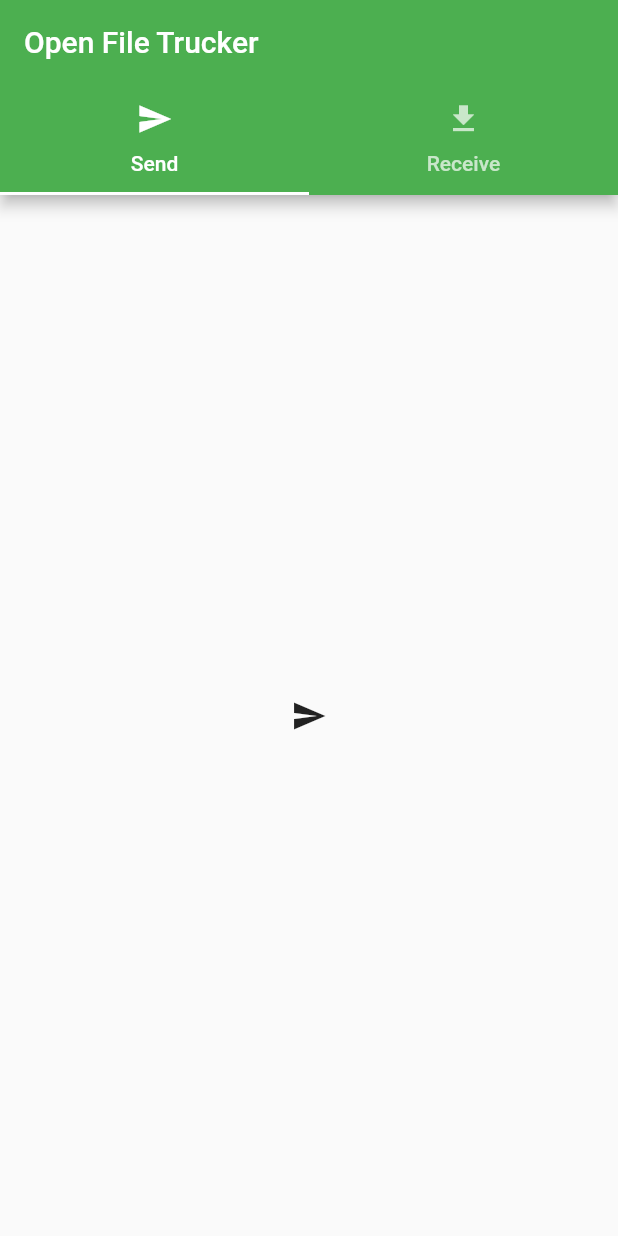
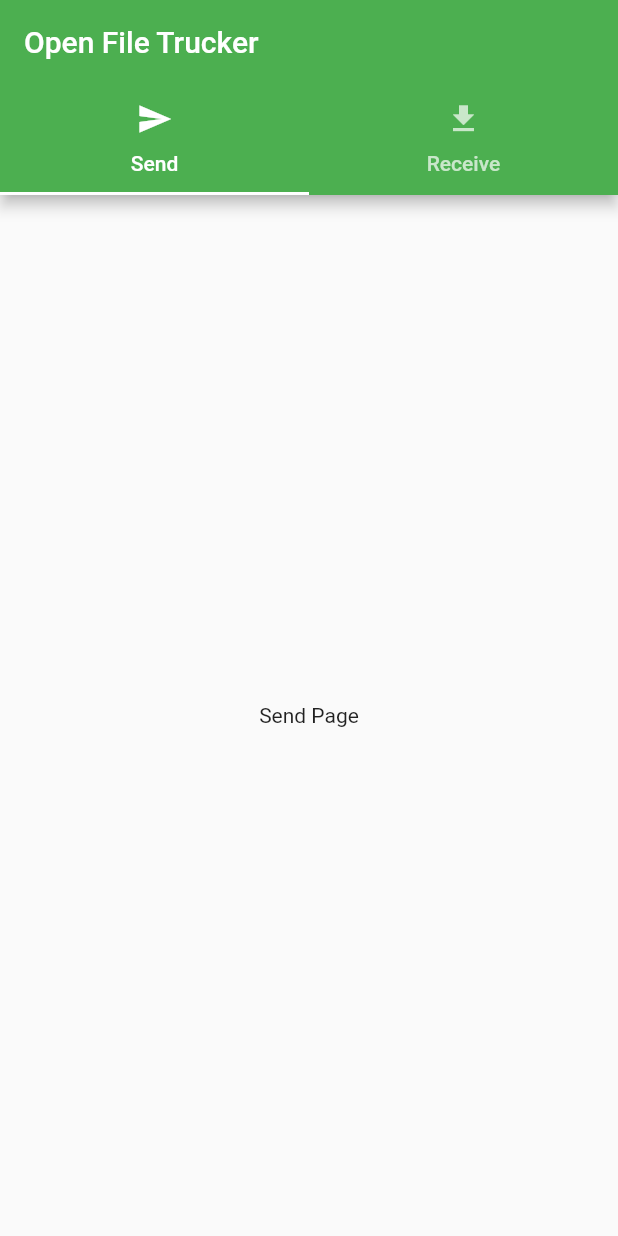
Before and after one commit to CoreNion/OpenFileTrucker, a Flutter app: the screen it shows after launch, on a phone screen of 412 x 824 dp. Run offline on Flutter 3.47's test engine with Material 2 defaults, Android fonts, the phone set to English and light mode, and no system bars.

Commit message:
[#4 #5] 送信/受信ページのWidgetを作成

```diff
--- /dev/null
+++ b/lib/SendPage.dart
@@ -0,0 +1,21 @@
+import 'package:flutter/material.dart';
+
+class SendPage extends StatefulWidget {
+  const SendPage({Key? key}) : super(key: key);
+
+  @override
+  _SendPageState createState() => _SendPageState();
+}
+
+class _SendPageState extends State<SendPage> {
+  @override
+  Widget build(BuildContext context) {
+    return const Scaffold(
+      body: Center(
+        child: Text(
+          "Send Page",
+        ),
+      ),
+    );
+  }
+}
--- a/lib/main.dart
+++ b/lib/main.dart
@@ -1,4 +1,6 @@
 import 'package:flutter/material.dart';
+import 'package:open_file_trucker/ReceivePage.dart';
+import 'package:open_file_trucker/sendPage.dart';
 
 void main() {
   runApp(const MyApp());
@@ -28,8 +30,8 @@
           ),
           body: const TabBarView(
             children: [
-              Icon(Icons.send),
-              Icon(Icons.download),
+              SendPage(),
+              ReceivePage(),
             ],
           ),
         ),
```
Also changed, not shown: lib/ReceivePage.dart (added, +21 -0 lines).
